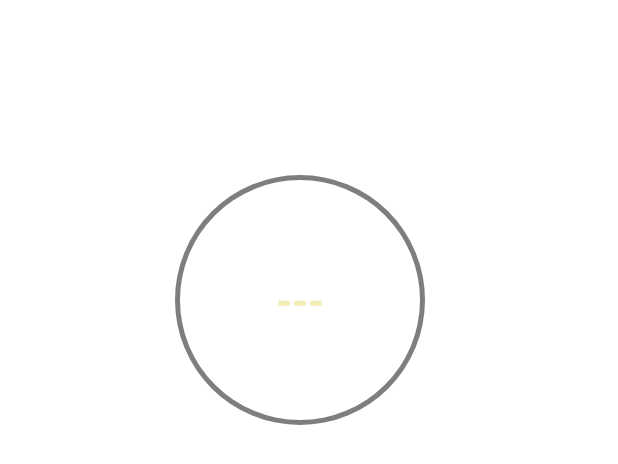
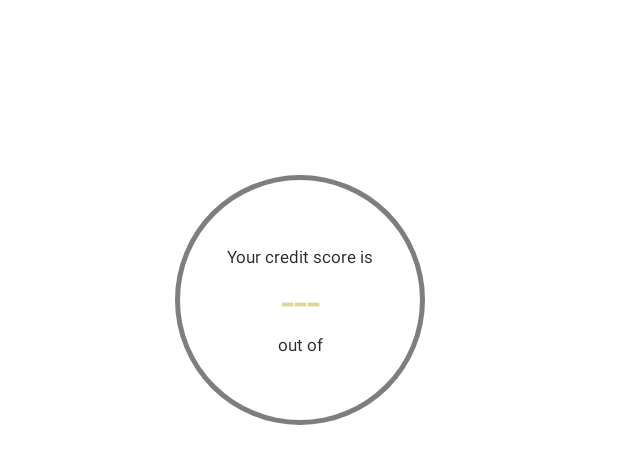
Before and after one commit to hdrrocha/MyScore, an Android app: the layout view_score_custom_component.xml on its own in the app's theme, with its tools: preview values and no code run, on a phone screen of 412 x 824 dp. Shown: the top 464 px of the screen. Run offline under Robolectric (Android 15) with nearby library versions, the phone set to English and light mode, and no system bars.

Commit message:
Added some values to style

```diff
--- a/app/src/main/java/com/example/myscore/ui/components/ScoreCustomComponent.kt
+++ b/app/src/main/java/com/example/myscore/ui/components/ScoreCustomComponent.kt
@@ -18,7 +18,7 @@ class ScoreCustomComponent@JvmOverloads constructor(
         inflater.inflate(R.layout.view_score_custom_component, this, true)
     }
     fun setScoreTitle(availableLimit: String?) {
-        progress_text.text = availableLimit
+        progress_bar_count.text = availableLimit
     }
 
     fun setMaxProgress(maxProgressValue: Int?) {
--- a/app/src/main/res/layout/view_score_custom_component.xml
+++ b/app/src/main/res/layout/view_score_custom_component.xml
@@ -16,10 +16,10 @@
         style="?android:attr/progressBarStyleHorizontal"
         android:layout_width="match_parent"
         android:layout_height="match_parent"
-        android:layout_marginStart="8dp"
-        android:layout_marginTop="8dp"
-        android:layout_marginEnd="8dp"
-        android:layout_marginBottom="8dp"
+        android:layout_marginStart="@dimen/spacing_tiny"
+        android:layout_marginTop="@dimen/spacing_tiny"
+        android:layout_marginEnd="@dimen/spacing_tiny"
+        android:layout_marginBottom="@dimen/spacing_tiny"
         android:indeterminate="false"
         android:progressDrawable="@drawable/circular_progress_bar"
         app:layout_constraintBottom_toBottomOf="parent"
@@ -29,21 +29,54 @@
         app:layout_constraintTop_toTopOf="parent"
         app:layout_constraintVertical_bias="1.0" />
 
-    <TextView
-        android:id="@+id/progress_text"
-        android:layout_width="0dp"
-        android:layout_height="0dp"
-        android:layout_alignParentLeft="true"
-        android:layout_alignParentRight="true"
-        android:layout_centerVertical="true"
-        android:gravity="center"
-        android:text="---"
-        android:textColor="#F3ECB4"
-        android:textSize="28sp"
-        android:textStyle="bold"
+    <androidx.constraintlayout.widget.ConstraintLayout
+        android:layout_width="wrap_content"
+        android:layout_height="wrap_content"
         app:layout_constraintBottom_toBottomOf="@+id/progress_bar"
         app:layout_constraintEnd_toEndOf="@+id/progress_bar"
         app:layout_constraintStart_toStartOf="@+id/progress_bar"
-        app:layout_constraintTop_toTopOf="@+id/progress_bar" />
+        app:layout_constraintTop_toTopOf="@+id/progress_bar">
+
+        <TextView
+            android:id="@+id/progress_bar_title"
+            android:layout_width="wrap_content"
+            android:layout_height="wrap_content"
+            android:layout_marginStart="@dimen/spacing_tiny"
+            android:layout_marginLeft="@dimen/spacing_tiny"
+            android:layout_marginTop="@dimen/spacing_tiny"
+            android:layout_marginEnd="@dimen/spacing_tiny"
+            android:layout_marginRight="@dimen/spacing_tiny"
+            android:text="@string/your_credit_score_is"
+            android:textAppearance="@style/label_smaller"
+            app:layout_constraintEnd_toEndOf="parent"
+            app:layout_constraintStart_toStartOf="parent"
+            app:layout_constraintTop_toTopOf="parent" />
+
+        <TextView
+            android:id="@+id/progress_bar_count"
+            android:layout_width="wrap_content"
+            android:layout_height="wrap_content"
+            android:layout_alignParentLeft="true"
+            android:layout_alignParentRight="true"
+            android:layout_centerVertical="true"
+            android:text="---"
+            android:textAppearance="@style/label_bigger_count"
+            app:layout_constraintEnd_toEndOf="@+id/progress_bar_title"
+            app:layout_constraintStart_toStartOf="@+id/progress_bar_title"
+            app:layout_constraintTop_toBottomOf="@+id/progress_bar_title" />
+
+        <TextView
+            android:id="@+id/progress_bar_sub_title"
+            android:layout_width="wrap_content"
+            android:layout_height="wrap_content"
+            android:layout_marginBottom="@dimen/spacing_tiny"
+            android:text="@string/out_of"
+            android:textAppearance="@style/label_smaller"
+            app:layout_constraintBottom_toBottomOf="parent"
+            app:layout_constraintEnd_toEndOf="@+id/progress_bar_count"
+            app:layout_constraintStart_toStartOf="@+id/progress_bar_count"
+            app:layout_constraintTop_toBottomOf="@+id/progress_bar_count" />
+
+    </androidx.constraintlayout.widget.ConstraintLayout>
 
 </androidx.constraintlayout.widget.ConstraintLayout>
--- a/app/src/main/res/values/colors.xml
+++ b/app/src/main/res/values/colors.xml
@@ -7,4 +7,15 @@
     <color name="teal_700">#FF018786</color>
     <color name="black">#FF000000</color>
     <color name="white">#FFFFFFFF</color>
+
+    <!--Neutral-->
+    <color name="neutral16">#292929</color>
+    <color name="neutral48">#757575</color>
+    <color name="neutral48Opacity">#59757575</color>
+    <color name="neutral72">#B8B8B8</color>
+    <color name="neutral88">#E0E0E0</color>
+    <color name="neutral88Opacity">#59E0E0E0</color>
+    <color name="neutral98">#FAFAFA</color>
+    <color name="neutralWhite">#FFFFFFFF</color>
+    <color name="neutralYellow">#DFD690</color>
 </resources>
--- /dev/null
+++ b/app/src/main/res/values/dimens.xml
@@ -0,0 +1,12 @@
+<resources>
+    <dimen name="fab_margin">16dp</dimen>
+
+    <dimen name="spacing_none">0dp</dimen>
+    <dimen name="spacing_micro">4dp</dimen>
+    <dimen name="spacing_tiny">8dp</dimen>
+    <dimen name="spacing_small">16dp</dimen>
+    <dimen name="spacing_standard">24dp</dimen>
+    <dimen name="spacing_semi">32dp</dimen>
+    <dimen name="spacing_large">48dp</dimen>
+    <dimen name="spacing_x_large">64dp</dimen>
+</resources>
--- a/app/src/main/res/values/strings.xml
+++ b/app/src/main/res/values/strings.xml
@@ -1,3 +1,5 @@
 <resources>
     <string name="app_name">MyScore</string>
+    <string name="your_credit_score_is">Your credit score is</string>
+    <string name="out_of">out of</string>
 </resources>
--- a/app/src/main/res/values/themes.xml
+++ b/app/src/main/res/values/themes.xml
@@ -12,5 +12,25 @@
         <!-- Status bar color. -->
         <item name="android:statusBarColor" tools:targetApi="l">?attr/colorPrimaryVariant</item>
         <!-- Customize your theme here. -->
+    </style>]
+
+    <style name="label">
+        <item name="android:textColor">@color/neutral48</item>
+        <item name="android:textSize">16sp</item>
+    </style>
+    <style name="label_smaller" parent="label">
+        <item name="android:textColor">@color/neutral16</item>
+        <item name="android:textSize">11sp</item>
+        <item name="android:gravity">center</item>
+    </style>
+    <style name="label_smaller_count" parent="label">
+        <item name="android:textColor">@color/neutralYellow</item>
+        <item name="android:textSize">10sp</item>
+        <item name="android:gravity">center</item>
+    </style>
+    <style name="label_bigger_count" parent="label">
+        <item name="android:textColor">@color/neutralYellow</item>
+        <item name="android:textSize">32sp</item>
+        <item name="android:gravity">center</item>
     </style>
 </resources>
```
Also changed, not shown: app/src/main/res/font/inter_black.ttf (added), app/src/main/res/font/inter_bold.ttf (added), app/src/main/res/font/inter_extra_bold.ttf (added), app/src/main/res/font/inter_extra_light.ttf (added), app/src/main/res/font/inter_light.ttf (added), app/src/main/res/font/inter_medium.ttf (added), app/src/main/res/font/inter_regular.ttf (added), app/src/main/res/font/inter_semi_bold.ttf (added), app/src/main/res/font/inter_thin.ttf (added).
